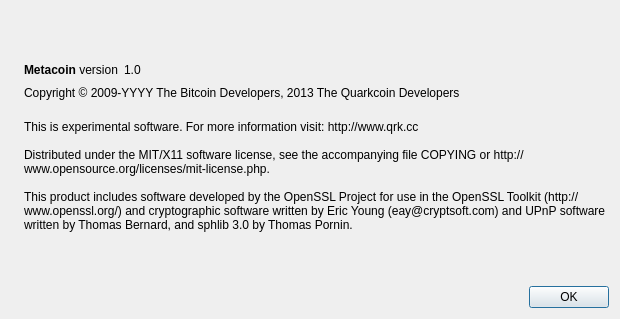
Above: src/qt/forms/aboutdialog.ui from person1029/metacoin before the change. Below: the same form after it.
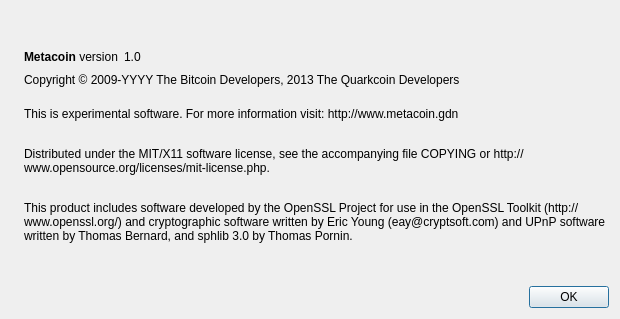
That is the form after the change. Icons and pictures are not drawn.

```diff
--- a/src/qt/forms/aboutdialog.ui
+++ b/src/qt/forms/aboutdialog.ui
@@ -107,12 +107,7 @@
         <cursorShape>IBeamCursor</cursorShape>
        </property>
        <property name="text">
-        <string>
-This is experimental software. For more information visit: http://www.qrk.cc
-
-Distributed under the MIT/X11 software license, see the accompanying file COPYING or http://www.opensource.org/licenses/mit-license.php.
-
-This product includes software developed by the OpenSSL Project for use in the OpenSSL Toolkit (http://www.openssl.org/) and cryptographic software written by Eric Young (eay@cryptsoft.com) and UPnP software written by Thomas Bernard, and sphlib 3.0 by Thomas Pornin.</string>
+        <string>&lt;html&gt;&lt;head/&gt;&lt;body&gt;&lt;p&gt;&lt;br/&gt;This is experimental software. For more information visit: http://www.metacoin.gdn&lt;br/&gt;&lt;/p&gt;&lt;p&gt;Distributed under the MIT/X11 software license, see the accompanying file COPYING or http://www.opensource.org/licenses/mit-license.php.&lt;br/&gt;&lt;/p&gt;&lt;p&gt;This product includes software developed by the OpenSSL Project for use in the OpenSSL Toolkit (http://www.openssl.org/) and cryptographic software written by Eric Young (eay@cryptsoft.com) and UPnP software written by Thomas Bernard, and sphlib 3.0 by Thomas Pornin.&lt;/p&gt;&lt;/body&gt;&lt;/html&gt;</string>
        </property>
        <property name="wordWrap">
         <bool>true</bool>
```
